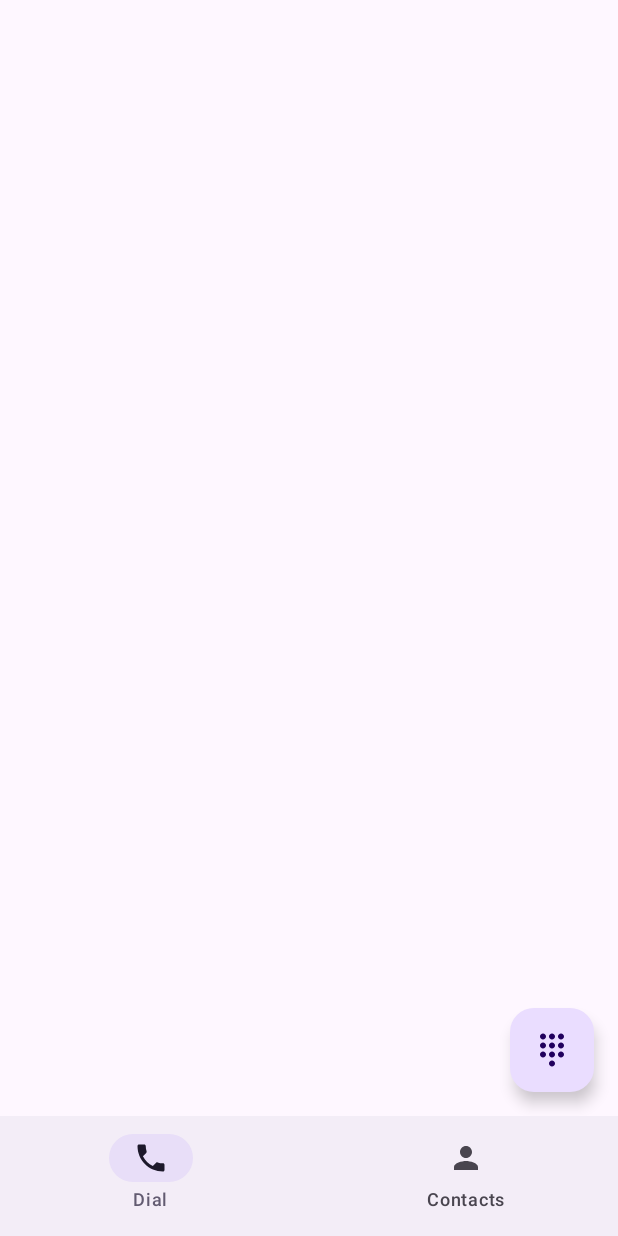
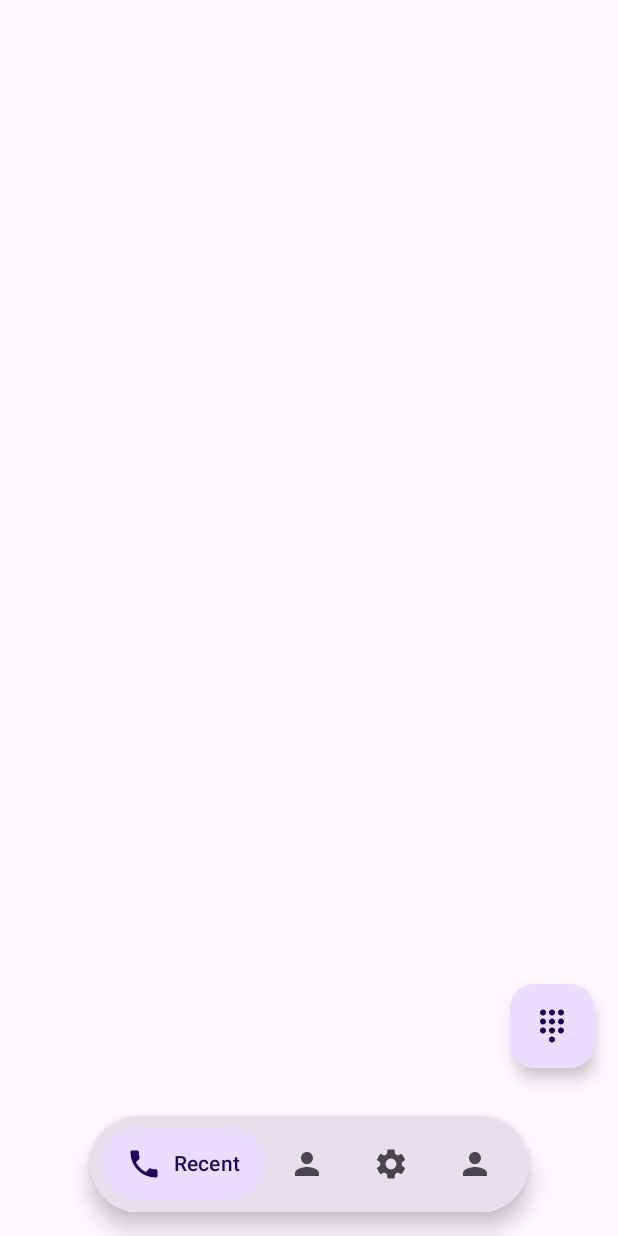
Before and after one commit to aniverse-cloud/Aniverse, an Android app built with Jetpack Compose: the screen it shows after launch (MainActivity), on a phone screen of 412 x 824 dp. Run offline under Robolectric (Android 15) with nearby library versions, the phone set to English and light mode, and no system bars.

Commit message:
feat(ui): implement animated floating navigation bar
- Added Settings and Profile screens/routes to MainActivity
- Replaced standard NavigationBar with a custom animated floating pill
- Added animateColorAsState for smooth active/inactive icon transitions
- Updated Palette UX journal with learnings

Co-authored-by: aniverse-cloud <208377934+aniverse-cloud@users.noreply.github.com>

```diff
--- a/AnPhone001/app/src/main/java/com/example/dialer/MainActivity.kt
+++ b/AnPhone001/app/src/main/java/com/example/dialer/MainActivity.kt
@@ -15,10 +15,25 @@ import androidx.compose.material.icons.Icons
 import androidx.compose.material.icons.filled.Call
 import androidx.compose.material.icons.filled.Person
 import androidx.compose.material.icons.filled.Phone
+import androidx.compose.animation.AnimatedVisibility
+import androidx.compose.animation.animateColorAsState
+import androidx.compose.animation.core.tween
+import androidx.compose.foundation.background
+import androidx.compose.foundation.clickable
+import androidx.compose.foundation.layout.Arrangement
+import androidx.compose.foundation.layout.Box
+import androidx.compose.foundation.layout.Row
+import androidx.compose.foundation.layout.fillMaxWidth
+import androidx.compose.foundation.shape.CircleShape
+import androidx.compose.material.icons.filled.Settings
 import androidx.compose.material3.*
 import androidx.compose.runtime.*
+import androidx.compose.ui.Alignment
 import androidx.compose.ui.Modifier
+import androidx.compose.ui.draw.clip
+import androidx.compose.ui.graphics.Color
 import androidx.compose.ui.graphics.vector.ImageVector
+import androidx.compose.ui.unit.dp
 import androidx.navigation.NavGraph.Companion.findStartDestination
 import androidx.navigation.NavHostController
 import androidx.navigation.compose.NavHost
@@ -110,8 +125,10 @@ fun DialerAppTheme(content: @Composable () -> Unit) {
 }
 
 sealed class Screen(val route: String, val title: String, val icon: ImageVector) {
-    object Dialer : Screen("dialer", "Dial", Icons.Filled.Phone)
-    object Contacts : Screen("contacts", "Contacts", Icons.Filled.Person)
+    object Dialer : Screen("dialer", "Recent", Icons.Filled.Phone)
+    object Contacts : Screen("contacts", "Contact", Icons.Filled.Person)
+    object Settings : Screen("settings", "Settings", Icons.Filled.Settings)
+    object Profile : Screen("profile", "Profile", Icons.Filled.Person)
     object CallScreen : Screen("call_screen", "Call", Icons.Filled.Phone)
 }
 
@@ -119,22 +136,21 @@ sealed class Screen(val route: String, val title: String, val icon: ImageVector)
 fun DialerApp(navController: NavHostController) {
     val items = listOf(
         Screen.Dialer,
-        Screen.Contacts
+        Screen.Contacts,
+        Screen.Settings,
+        Screen.Profile
     )
     val navBackStackEntry by navController.currentBackStackEntryAsState()
     val currentRoute = navBackStackEntry?.destination?.route
 
     Scaffold(
         bottomBar = {
-            // Hide bottom bar on the CallScreen completely
-            if (currentRoute != Screen.CallScreen.route) {
-                NavigationBar {
-                    items.forEach { screen ->
-                        NavigationBarItem(
-                            icon = { Icon(screen.icon, contentDescription = screen.title) },
-                            label = { Text(screen.title) },
-                            selected = currentRoute == screen.route,
-                            onClick = {
+            // Show bottom bar only on top-level screens
+            if (currentRoute in items.map { it.route }) {
+                FloatingNavigationBar(
+                    items = items,
+                    currentRoute = currentRoute,
+                    onItemClick = { screen ->
                         navController.navigate(screen.route) {
                             popUpTo(navController.graph.findStartDestination().id) {
                                 saveState = true
@@ -144,8 +160,6 @@ fun DialerApp(navController: NavHostController) {
                         }
                     }
                 )
-                    }
-                }
             }
         }
     ) { innerPadding ->
@@ -159,6 +173,8 @@ fun DialerApp(navController: NavHostController) {
         NavHost(navController, startDestination = Screen.Dialer.route, modifier) {
             composable(Screen.Dialer.route) { DialerScreen(navController) }
             composable(Screen.Contacts.route) { ContactsScreen() }
+            composable(Screen.Settings.route) { SettingsScreen() }
+            composable(Screen.Profile.route) { ProfileScreen() }
             composable(Screen.CallScreen.route) { CallScreen(navController) }
             composable(
                 route = "call_detail/{number}/{name}"
@@ -173,3 +189,65 @@ fun DialerApp(navController: NavHostController) {
         }
     }
 }
+
+@Composable
+fun FloatingNavigationBar(
+    items: List<Screen>,
+    currentRoute: String?,
+    onItemClick: (Screen) -> Unit
+) {
+    Box(
+        modifier = Modifier
+            .fillMaxWidth()
+            .padding(horizontal = 16.dp, vertical = 16.dp),
+        contentAlignment = Alignment.Center
+    ) {
+        Surface(
+            shape = CircleShape,
+            shadowElevation = 8.dp,
+            color = MaterialTheme.colorScheme.surfaceVariant
+        ) {
+            Row(
+                modifier = Modifier.padding(horizontal = 8.dp, vertical = 8.dp),
+                horizontalArrangement = Arrangement.SpaceEvenly,
+                verticalAlignment = Alignment.CenterVertically
+            ) {
+                items.forEach { screen ->
+                    val selected = currentRoute == screen.route
+                    val backgroundColor by animateColorAsState(
+                        targetValue = if (selected) MaterialTheme.colorScheme.primaryContainer else Color.Transparent,
+                        animationSpec = tween(durationMillis = 300)
+                    )
+                    val contentColor by animateColorAsState(
+                        targetValue = if (selected) MaterialTheme.colorScheme.onPrimaryContainer else MaterialTheme.colorScheme.onSurfaceVariant,
+                        animationSpec = tween(durationMillis = 300)
+                    )
+
+                    Row(
+                        modifier = Modifier
+                            .clip(CircleShape)
+                            .background(backgroundColor)
+                            .clickable { onItemClick(screen) }
+                            .padding(horizontal = 16.dp, vertical = 12.dp),
+                        verticalAlignment = Alignment.CenterVertically,
+                        horizontalArrangement = Arrangement.Center
+                    ) {
+                        Icon(
+                            imageVector = screen.icon,
+                            contentDescription = screen.title,
+                            tint = contentColor
+                        )
+                        AnimatedVisibility(visible = selected) {
+                            Text(
+                                text = screen.title,
+                                modifier = Modifier.padding(start = 8.dp),
+                                color = contentColor,
+                                style = MaterialTheme.typography.labelLarge
+                            )
+                        }
+                    }
+                }
+            }
+        }
+    }
+}
--- /dev/null
+++ b/AnPhone001/app/src/main/java/com/example/dialer/ProfileScreen.kt
@@ -0,0 +1,15 @@
+package com.example.dialer
+
+import androidx.compose.foundation.layout.Box
+import androidx.compose.foundation.layout.fillMaxSize
+import androidx.compose.material3.Text
+import androidx.compose.runtime.Composable
+import androidx.compose.ui.Alignment
+import androidx.compose.ui.Modifier
+
+@Composable
+fun ProfileScreen() {
+    Box(modifier = Modifier.fillMaxSize(), contentAlignment = Alignment.Center) {
+        Text("Profile Screen")
+    }
+}
--- /dev/null
+++ b/AnPhone001/app/src/main/java/com/example/dialer/SettingsScreen.kt
@@ -0,0 +1,15 @@
+package com.example.dialer
+
+import androidx.compose.foundation.layout.Box
+import androidx.compose.foundation.layout.fillMaxSize
+import androidx.compose.material3.Text
+import androidx.compose.runtime.Composable
+import androidx.compose.ui.Alignment
+import androidx.compose.ui.Modifier
+
+@Composable
+fun SettingsScreen() {
+    Box(modifier = Modifier.fillMaxSize(), contentAlignment = Alignment.Center) {
+        Text("Settings Screen")
+    }
+}
```
Also changed, not shown: 3 other files. Lines whose indentation alone changed are shown as unchanged.
